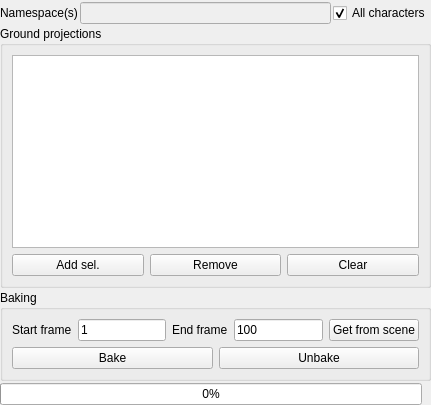
The window that Maya/scripts/UI/tkWalk.ui (CyrilToonkit/Toonkit_Module_Base) describes before a commit, drawn with Qt 5.
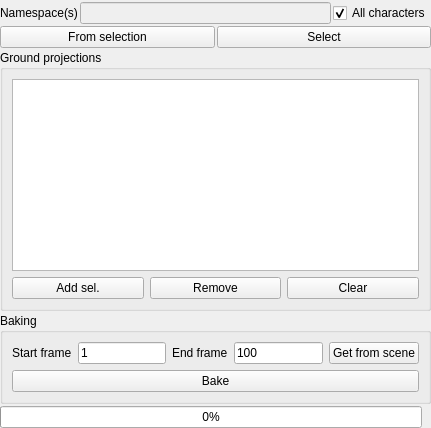
The same window after the commit. Icons and pictures are not drawn.

Commit message: Improved ease of use of tkWalk UI Integration of the new baking (tkRig.bakeCtrls)

Diff of the .ui file:
```diff
--- a/Maya/scripts/UI/tkWalk.ui
+++ b/Maya/scripts/UI/tkWalk.ui
@@ -7,7 +7,7 @@
     <x>0</x>
     <y>0</y>
     <width>431</width>
-    <height>405</height>
+    <height>425</height>
    </rect>
   </property>
   <property name="windowTitle">
@@ -60,6 +60,27 @@
      </item>
     </layout>
    </item>
+   <item>
+    <layout class="QHBoxLayout" name="horizontalLayout_4">
+     <property name="topMargin">
+      <number>0</number>
+     </property>
+     <item>
+      <widget class="QPushButton" name="walkFromSelBT">
+       <property name="text">
+        <string>From selection</string>
+       </property>
+      </widget>
+     </item>
+     <item>
+      <widget class="QPushButton" name="walkSelectBT">
+       <property name="text">
+        <string>Select</string>
+       </property>
+      </widget>
+     </item>
+    </layout>
+   </item>
    <item>
     <widget class="QGroupBox" name="groupBox">
      <property name="sizePolicy">
@@ -166,13 +187,6 @@
           </property>
          </widget>
         </item>
-        <item>
-         <widget class="QPushButton" name="walkUnbakeBT">
-          <property name="text">
-           <string>Unbake</string>
-          </property>
-         </widget>
-        </item>
        </layout>
       </item>
      </layout>
```
The commit also changes 1 other file.
